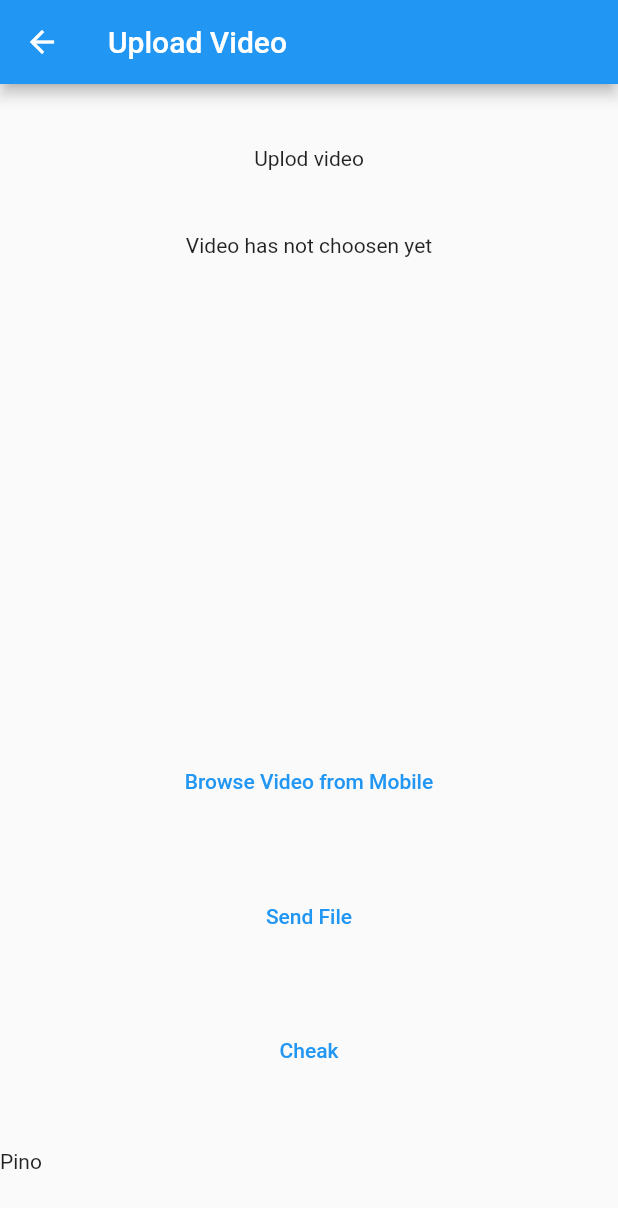
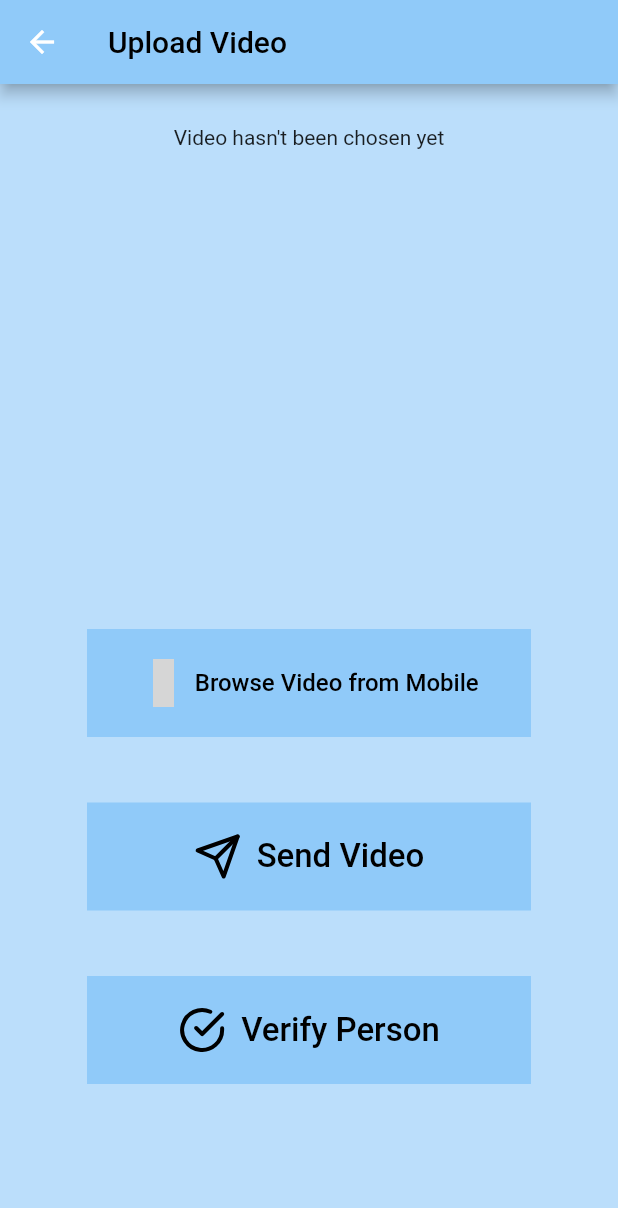
Before and after one commit to abdulaleem2000/App-for-biomentric-verification-, a Flutter app: the BrowseVideo screen opened directly, on a phone screen of 412 x 824 dp. Shown: the top 1208 px of the screen. Run offline on Flutter 3.47's test engine with Material 2 defaults, Android fonts, the phone set to English and light mode, and no system bars; our stand-ins replace eva_icons_flutter, file_picker, flutter_feather_icons, image_picker, video_player; grey boxes are pictures that could not be loaded.

Commit message:
first commit

```diff
--- a/lib/browseVideo.dart
+++ b/lib/browseVideo.dart
@@ -1,5 +1,6 @@
 //import 'dart:html';
-
+import 'package:eva_icons_flutter/eva_icons_flutter.dart';
+import 'package:flutter_feather_icons/flutter_feather_icons.dart';
 import 'dart:convert';
 import 'dart:io';
 import 'package:flutter/cupertino.dart';
@@ -23,8 +24,10 @@ class _BrowseVideoState extends State<BrowseVideo> {
   @override
   Widget build(BuildContext context) {
     return Scaffold(
-      appBar: AppBar(title: Text("Upload Video"),),
+      appBar: AppBar(title: Text("Upload Video", style: TextStyle(color: Colors.black),),
+      backgroundColor: Colors.blue[200],),
       body: uploadVideo(),
+        backgroundColor: Colors.blue[100],
     );
 
 
@@ -52,7 +55,7 @@ class _uploadVideoState extends State<uploadVideo> {
 //   String? _fileName;
    PlatformFile? pickedfile;
    File ? files;
-   String PersonName ="Pino";
+   String PersonName =" ";
 // bool isLoading = false;
 // File?fileToDisplay;
 //   File? _selectedVideo;
@@ -112,7 +115,7 @@ _pickVideo() async{
 
 
 uploadImage() async {
-  final request = http.MultipartRequest("POST", Uri.parse("http://9c14-34-80-206-184.ngrok.io/upload"));
+  final request = http.MultipartRequest("POST", Uri.parse("http://134a-35-196-97-8.ngrok.io/upload"));
   final header = {"Content-type" : "multipart/form-data"};
 
   request.files.add(
@@ -122,6 +125,7 @@ uploadImage() async {
   request.headers.addAll(header);
   final response = await request.send();
   http.Response res = await http.Response.fromStream(response);
+  print("++++++++=============================++++++++++++++++++++");
   final resJson = jsonDecode(res.body);
   message = resJson['message'];
   print('-----------------------message------------------');
@@ -135,14 +139,20 @@ uploadImage() async {
   Widget build(BuildContext context) {
 
     return Column(
+
+
+
+
+
       mainAxisAlignment: MainAxisAlignment.spaceEvenly,
       crossAxisAlignment: CrossAxisAlignment.stretch,
       children: [
-        Center(child: Text("Uplod video")),
+        //Center(child: Text("Uplod video")),
 
         SizedBox(
     width: 300,
           height: 300,
+
         child: Column(
           children: [
             if(_video != null)
@@ -152,35 +162,113 @@ uploadImage() async {
                 child: VideoPlayer(_videoPlayerController),
               ) : Container()
             else
-              Text("Video has not choosen yet"),
+              Text("Video hasn't been chosen yet"),
 
           ],
         ),
     ),
 
-        TextButton(onPressed: () {
+        TextButton(
+            style: ButtonStyle(
+             // backgroundColor: MaterialStateColor.resolveWith((states) => Colors.redAccent),
+        ),
+            onPressed: () {
           _pickVideo();
         },
-            child: Text("Browse Video from Mobile")),
+             child: Container(
+               margin: EdgeInsets.only(right: 50, left: 50),
+               padding: EdgeInsets.all(20),
+               decoration: BoxDecoration(
+                 color: Colors.blue[200],
 
-        TextButton(onPressed: () {
-          uploadImage();
+               ),
+              child: Row(
+                mainAxisAlignment: MainAxisAlignment.center,
+
+                children: [
+                  Icon(EvaIcons.cloudUpload,size: 32,color: Colors.black,),
+                    SizedBox(width: 5,),
+                  Text("Browse Video from Mobile",
+                    style: TextStyle(color: Colors.black,
+                    fontSize: 16,
+                    ),),
+
+                ],
+              ),
+             )
+              ),
+
+       //
+       //  TextButton(onPressed: () {
+       // //   uploadImage();
+       //
+       //
+       //
+       //  }, child: Text("Send File")),
+
+        TextButton(onPressed: ()  {
+
+         uploadImage();
 
 
 
-        }, child: Text("Send File")),
+
+        },
+            child: Container(
+              margin: EdgeInsets.only(right: 50, left: 50),
+              padding: EdgeInsets.all(20),
+              decoration: BoxDecoration(
+               // border: Color.black,
+                color: Colors.blue[200],
+
+              ),
+              child: Row(
+                mainAxisAlignment: MainAxisAlignment.center,
+                children: [
+
+                  Icon(FeatherIcons.send, size: 32,color: Colors.black,),
+                   SizedBox(width: 10,),
+                  Text("Send Video", style: TextStyle(color: Colors.black, fontSize: 22),),
+                ],
+              ),
+            )),
 
         TextButton(onPressed: () async {
-          final respose = await http.get(Uri.parse('http://9c14-34-80-206-184.ngrok.io/result'));
+
+      //    uploadImage();
+
+
+          final respose = await http.get(Uri.parse('http://134a-35-196-97-8.ngrok.io/result'));
           final decode = json.decode(respose.body) as Map<String, dynamic>;
 
           setState(() {
             PersonName = decode['result'];
             print(PersonName);
           });
-        }, child: Text("Cheak")),
+        },
+            child: Container(
+              margin: EdgeInsets.only(right: 50, left: 50),
+              padding: EdgeInsets.all(20),
+              decoration: BoxDecoration(
+                // border: Color.black,
+                color: Colors.blue[200],
 
-        Text(PersonName),
+              ),
+              child: Row(
+                mainAxisAlignment: MainAxisAlignment.center,
+                children: [
+
+                  Icon(FeatherIcons.checkCircle, size: 32,color: Colors.black,),
+                  SizedBox(width: 10,),
+                  Text("Verify Person", style: TextStyle(color: Colors.black, fontSize: 22),),
+                ],
+              ),
+            )),
+
+
+        Container(
+            child: Center(child: Text(PersonName, style: TextStyle(fontSize: 32),))
+        ),
 
       ],
 
--- a/lib/main.dart
+++ b/lib/main.dart
@@ -15,7 +15,7 @@ class MyApp extends StatelessWidget {
     return MaterialApp(
       title: 'PPG BIO',
 
-
+      debugShowCheckedModeBanner: false,
       home: homepage(),
     );
   }
--- a/pubspec.yaml
+++ b/pubspec.yaml
@@ -40,6 +40,8 @@ dependencies:
   video_player: ^2.4.10
   image_picker: ^0.8.6
   http: ^0.13.5
+  eva_icons_flutter: ^3.1.0
+  flutter_feather_icons: ^2.0.0+1
 
 
 dev_dependencies:
```
Also changed, not shown: lib/homescreen.dart (+66 -15 lines), pubspec.lock.
